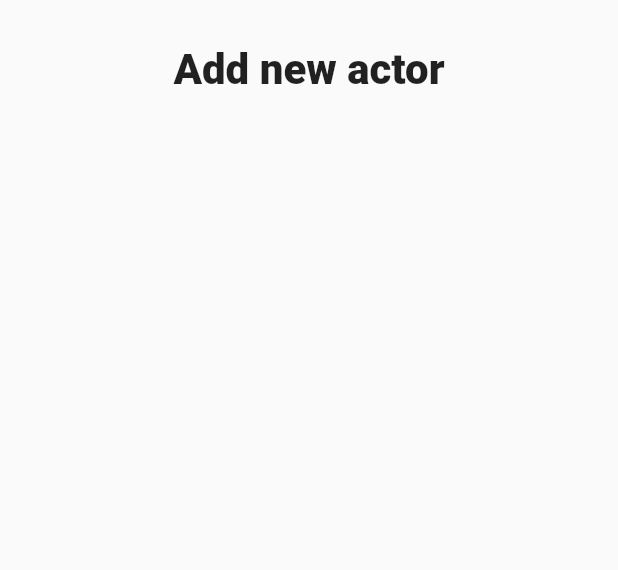
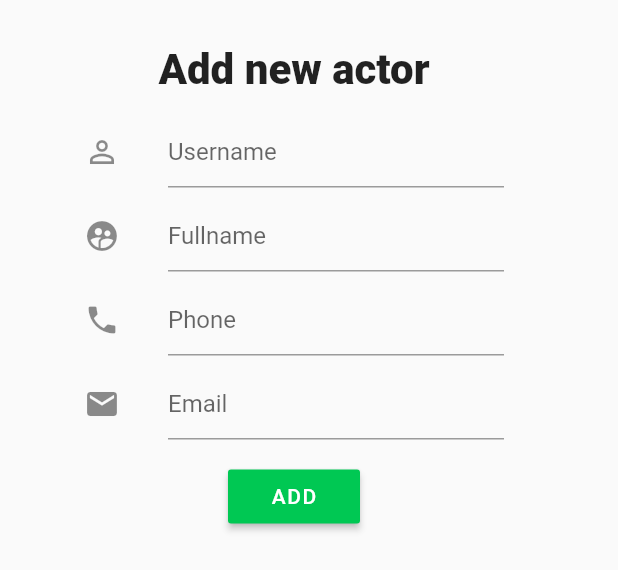
Before and after one commit to ttranphuc99/FilmManagementMobile, a Flutter app: the DirectorAddActorScr widget shown alone on an empty page, opened directly, on a phone screen of 412 x 824 dp. Shown: the top 570 px of the screen. Run offline on Flutter 3.47's test engine with Material 2 defaults, Android fonts, the phone set to English and light mode, and no system bars; our stand-ins replace bloc, firebase_messaging, flutter_bloc, rxdart, shared_preferences; accounts and stored records are empty.

Commit message:
complete add actor

```diff
--- /dev/null
+++ b/lib/src/blocs/director/manage_actor/add_actor_bloc.dart
@@ -0,0 +1,49 @@
+import 'package:film_management/src/constants/snackbar.dart';
+import 'package:film_management/src/models/account.dart';
+import 'package:film_management/src/repositories/account_repo.dart';
+import 'package:flutter/cupertino.dart';
+import 'package:rxdart/rxdart.dart';
+
+class AddActorBloc {
+  final _accountRepo = AccountRepo();
+  final BuildContext _context;
+
+  final PublishSubject<bool> _isLoading = PublishSubject<bool>();
+  final PublishSubject<String> _result = PublishSubject<String>();
+
+  Observable<bool> get isLoading => _isLoading.stream;
+  Observable<String> get result => _result.stream;
+
+
+  AddActorBloc(this._context);
+
+  void dispose() {
+    _isLoading.close();
+    _result.close();
+  }
+
+  Future<bool> addAccount(Account account) async {
+    _isLoading.sink.add(true);
+    bool result = false;
+
+    try {
+      var response = await _accountRepo.createActor(account);
+
+      if (response.statusCode == 201) {
+        _result.sink.add("success");
+        result = true;
+        Navigator.pop(_context);
+      } else if (response.statusCode == 400) {
+        MySnackbar.showSnackbar(_context, account.username + "is existed!");
+      } else {
+        MySnackbar.showSnackbar(_context, "Insert error from server!");
+      }
+    } catch (e) {
+      MySnackbar.showSnackbar(_context, "Processing error!");
+      print(e.toString());
+    } finally {
+      _isLoading.sink.add(false);
+    }
+    return result;
+  }
+}
--- a/lib/src/models/account.dart
+++ b/lib/src/models/account.dart
@@ -11,6 +11,8 @@ class Account {
   String token;
   String deviceToken;
   bool status;
+
+  Account.emptyAccount();
 
   Account(String _username, String _password, String _deviceToken)
       : username = _username,
--- a/lib/src/repositories/account_repo.dart
+++ b/lib/src/repositories/account_repo.dart
@@ -20,4 +20,13 @@ class AccountRepo {
   Future<Response> activeAccount(Account account) {
     return _accountProvider.updateAccount(account);
   }
+
+  Future<Response> createActor(Account account) {
+    account.id = 0;
+    account.username = account.username.trim();
+    account.status = true;
+    account.password = account.username;
+
+    return _accountProvider.addActor(account);
+  }
 }
--- a/lib/src/screens/director/widgets/pages/director_add_actor_scr.dart
+++ b/lib/src/screens/director/widgets/pages/director_add_actor_scr.dart
@@ -1,3 +1,6 @@
+import 'package:film_management/src/blocs/director/manage_actor/add_actor_bloc.dart';
+import 'package:film_management/src/constants/snackbar.dart';
+import 'package:film_management/src/models/account.dart';
 import 'package:flutter/material.dart';
 
 class DirectorAddActorScr extends StatefulWidget {
@@ -6,16 +9,35 @@ class DirectorAddActorScr extends StatefulWidget {
 }
 
 class _DirectorAddActorScrState extends State<DirectorAddActorScr> {
+  final _formKey = GlobalKey<FormState>();
+  AddActorBloc _accBloc;
+  final _usernameController = TextEditingController();
+  final _fullnameController = TextEditingController();
+  final _phoneController = TextEditingController();
+  final _emailController = TextEditingController();
+
   @override
   Widget build(BuildContext context) {
-    return Container(
+    _accBloc = AddActorBloc(context);
+
+    return GestureDetector(
+      behavior: HitTestBehavior.translucent,
+      onTap: () {
+        FocusScope.of(context).unfocus();
+      },
+      child: Container(
         width: double.infinity,
-      padding: EdgeInsets.symmetric(vertical: 30),
+        padding: EdgeInsets.only(top: 30, bottom: 30, left: 40, right: 60),
         child: Container(
           child: Column(
             children: [
               _buildTitle(),
+              SizedBox(
+                height: 10,
+              ),
+              _buildForm(),
             ],
+          ),
         ),
       ),
     );
@@ -23,10 +45,142 @@ class _DirectorAddActorScrState extends State<DirectorAddActorScr> {
 
   Widget _buildTitle() {
     return Center(
+      child: Container(
         child: Text(
           "Add new actor",
           style: TextStyle(fontWeight: FontWeight.w900, fontSize: 28),
         ),
+      ),
+    );
+  }
+
+  Widget _buildForm() {
+    return Form(
+      key: _formKey,
+      child: Column(
+        children: [
+          ListTile(
+            leading: Icon(Icons.perm_identity),
+            title: TextFormField(
+              controller: _usernameController,
+              decoration: InputDecoration(
+                hintText: "Username",
+              ),
+              validator: (value) {
+                if (value.trim().isEmpty) {
+                  return 'Username cannot empty';
+                }
+                return null;
+              },
+            ),
+          ),
+          ListTile(
+            leading: Icon(Icons.supervised_user_circle),
+            title: TextFormField(
+              controller: _fullnameController,
+              decoration: InputDecoration(
+                hintText: "Fullname",
+              ),
+              validator: (value) {
+                if (value.trim().isEmpty) {
+                  return 'Fullname cannot empty';
+                }
+                return null;
+              },
+            ),
+          ),
+          ListTile(
+            leading: Icon(Icons.phone),
+            title: TextFormField(
+              controller: _phoneController,
+              keyboardType: TextInputType.number,
+              decoration: InputDecoration(
+                hintText: "Phone",
+              ),
+              validator: (value) {
+                if (value.length > 15) {
+                  return 'Phone cannot longer than 10 character';
+                }
+                return null;
+              },
+            ),
+          ),
+          ListTile(
+            leading: Icon(Icons.email),
+            title: TextFormField(
+              controller: _emailController,
+              keyboardType: TextInputType.emailAddress,
+              decoration: InputDecoration(
+                hintText: "Email",
+              ),
+              validator: (value) {
+                if (value.isNotEmpty && !value.contains('@')) {
+                  return 'Email is invalid';
+                }
+                return null;
+              },
+            ),
+          ),
+          Container(
+            margin: EdgeInsets.symmetric(vertical: 10),
+            child: Center(
+              child: RaisedButton(
+                onPressed: () {
+                  FocusScope.of(context).unfocus();
+                  if (_formKey.currentState.validate()) {
+                    Account account = Account.emptyAccount();
+
+                    account.username = _usernameController.text;
+                    account.fullname = _fullnameController.text;
+                    account.phone = _phoneController.text;
+                    account.email = _emailController.text;
+
+                    _showDialogConfirmActive();
+                    _accBloc.addAccount(account).then((value) {
+                      Navigator.of(context).pop();
+                    });
+                  }
+                },
+                child: Text(
+                  "ADD",
+                  style: TextStyle(
+                    color: Colors.white,
+                    letterSpacing: 1.0,
+                  ),
+                ),
+                color: Color(0xFF00C853),
+              ),
+            ),
+          )
+        ],
+      ),
+    );
+  }
+
+  void _showDialogConfirmActive() {
+    showDialog(
+      context: this.context,
+      builder: (BuildContext context) {
+        // return object of type Dialog
+        return AlertDialog(
+          title: new Text("Processing"),
+          content: Container(
+            height: 80,
+            child: Center(
+              child: Column(children: [
+                CircularProgressIndicator(),
+                SizedBox(
+                  height: 10,
+                ),
+                Text(
+                  "Please Wait....",
+                  style: TextStyle(color: Colors.blueAccent),
+                )
+              ]),
+            ),
+          ),
+        );
+      },
     );
   }
 }
```
Also changed, not shown: lib/src/providers/account_provider.dart (+22 -0 lines). Lines whose indentation alone changed are shown as unchanged.
